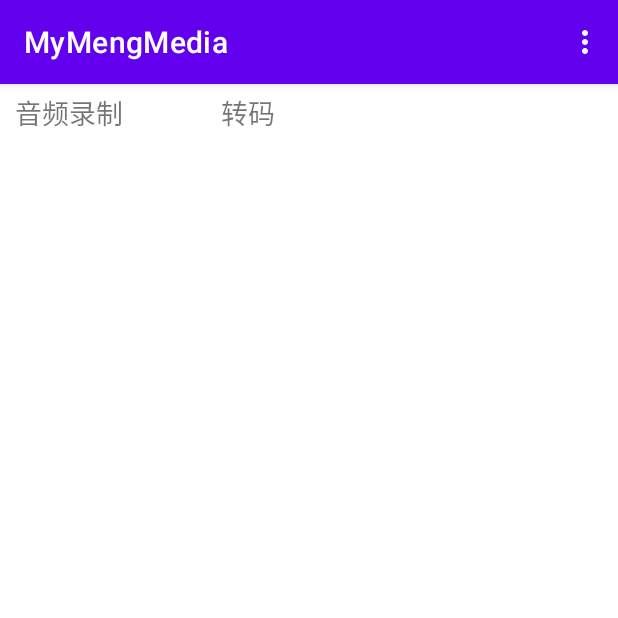
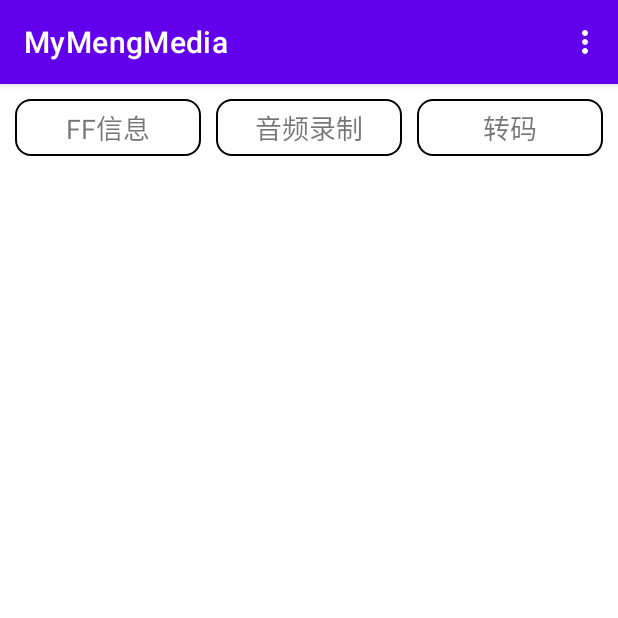
Before and after one commit to xujianhuaap/MyMengMedia, an Android app: the screen it shows after launch (MainActivity), on a phone screen of 412 x 824 dp, the top half of it. Run offline under Robolectric (Android 15) with nearby library versions, the phone set to English and light mode, and no system bars.

Commit message:
MainActivity UI

```diff
--- a/app/src/main/AndroidManifest.xml
+++ b/app/src/main/AndroidManifest.xml
@@ -22,6 +22,7 @@
                 <category android:name="android.intent.category.LAUNCHER" />
             </intent-filter>
         </activity>
+        <activity android:name=".ffmpeg_info.FFmpegInfoActivity"/>
         <activity android:name=".audio.AudioActivity"></activity>
         <activity android:name=".transcode.TransCodeActivity"/>
     </application>
--- a/app/src/main/java/cn/skullmind/mbp/OSInfo.kt
+++ b/app/src/main/java/cn/skullmind/mbp/ffmpeg_info/OSInfo.kt
@@ -1,4 +1,4 @@
-package cn.skullmind.mbp
+package cn.skullmind.mbp.ffmpeg_info
 
 class OSInfo {
     external fun getOSString():String
--- /dev/null
+++ b/app/src/main/res/drawable/shape_rectangle_corner_red_outline.xml
@@ -0,0 +1,6 @@
+<?xml version="1.0" encoding="utf-8"?>
+<shape xmlns:android="http://schemas.android.com/apk/res/android">
+    <size android:width="100dp" android:height="30dp"/>
+    <stroke android:width="1dp" android:color="@color/black" />
+    <corners android:radius="@dimen/dimen_10dp" />
+</shape>
--- a/app/src/main/res/layout/content_main.xml
+++ b/app/src/main/res/layout/content_main.xml
@@ -9,6 +9,7 @@
        android:layout_width="match_parent"
        android:layout_height="match_parent"
        android:orientation="vertical"
+       android:padding="@dimen/dimen_10dp"
        app:layout_constraintTop_toTopOf="parent"
        app:layout_constraintBottom_toBottomOf="parent"
        app:layout_constraintStart_toStartOf="parent"
@@ -17,6 +18,7 @@
            android:id="@+id/grv_functions"
            android:numColumns="3"
            android:verticalSpacing="@dimen/dimen_10dp"
+           android:horizontalSpacing="@dimen/dimen_10dp"
            android:layout_width="match_parent"
            android:layout_height="match_parent"/>
 
--- a/app/src/main/res/layout/item_ffmpeg_func.xml
+++ b/app/src/main/res/layout/item_ffmpeg_func.xml
@@ -2,13 +2,18 @@
 <LinearLayout xmlns:android="http://schemas.android.com/apk/res/android"
     android:orientation="vertical"
     android:layout_width="match_parent"
-    android:layout_height="match_parent">
+    android:layout_height="match_parent"
+    android:background="@drawable/shape_rectangle_corner_red_outline">
     <TextView
         android:id="@+id/tv_func"
-        android:layout_width="wrap_content"
+        android:layout_width="match_parent"
         android:layout_height="wrap_content"
+        android:gravity="center"
+        android:textAlignment="center"
         android:paddingVertical="@dimen/dimen_5_dp"
         android:paddingHorizontal="@dimen/dimen_10dp"
+        android:maxLines="1"
+        android:ellipsize="end"
         android:textSize="@dimen/font_18sp"
         android:text="@string/media_transcode"/>
 
--- a/app/src/main/res/values/dimens.xml
+++ b/app/src/main/res/values/dimens.xml
@@ -1,6 +1,6 @@
 <resources>
     <dimen name="fab_margin">16dp</dimen>
-    <dimen name="dimen_10dp">10.dp</dimen>
+    <dimen name="dimen_10dp">10dp</dimen>
     <dimen name="font_18sp">18sp</dimen>
     <dimen name="dimen_5_dp">5dp</dimen>
 </resources>
```
Also changed, not shown: app/src/main/java/cn/skullmind/mbp/MainActivity.kt (+12 -30 lines), app/src/main/java/cn/skullmind/mbp/ffmpeg_info/FFmpegInfoActivity.kt (added, +21 -0 lines), 5 other files.
